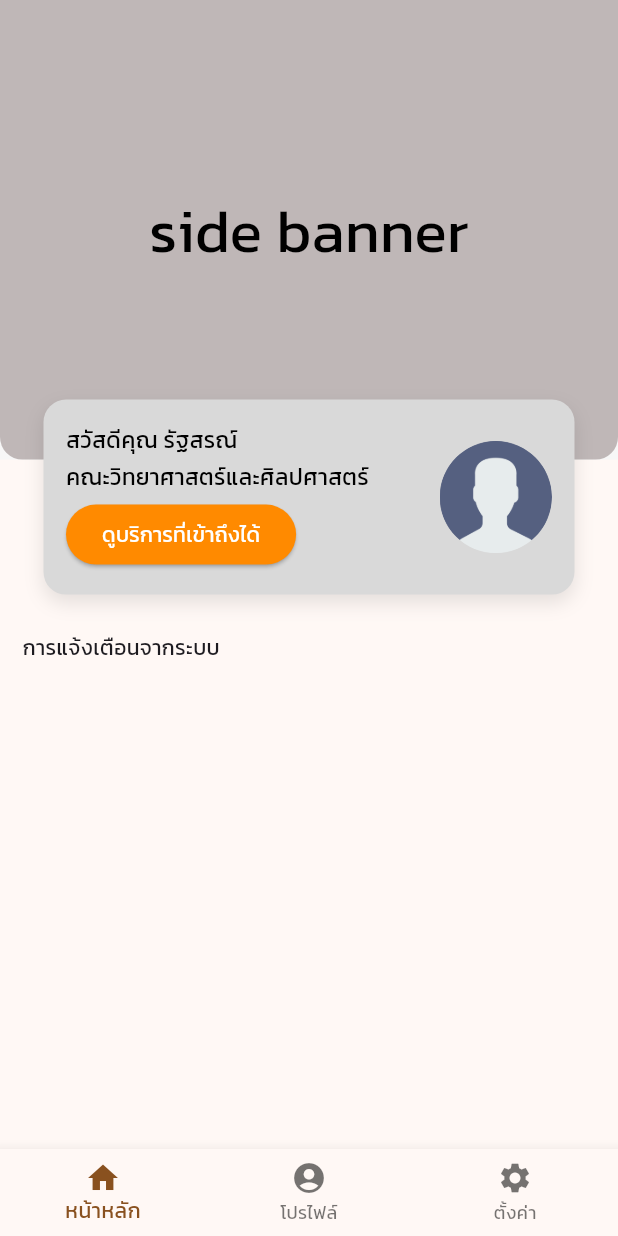
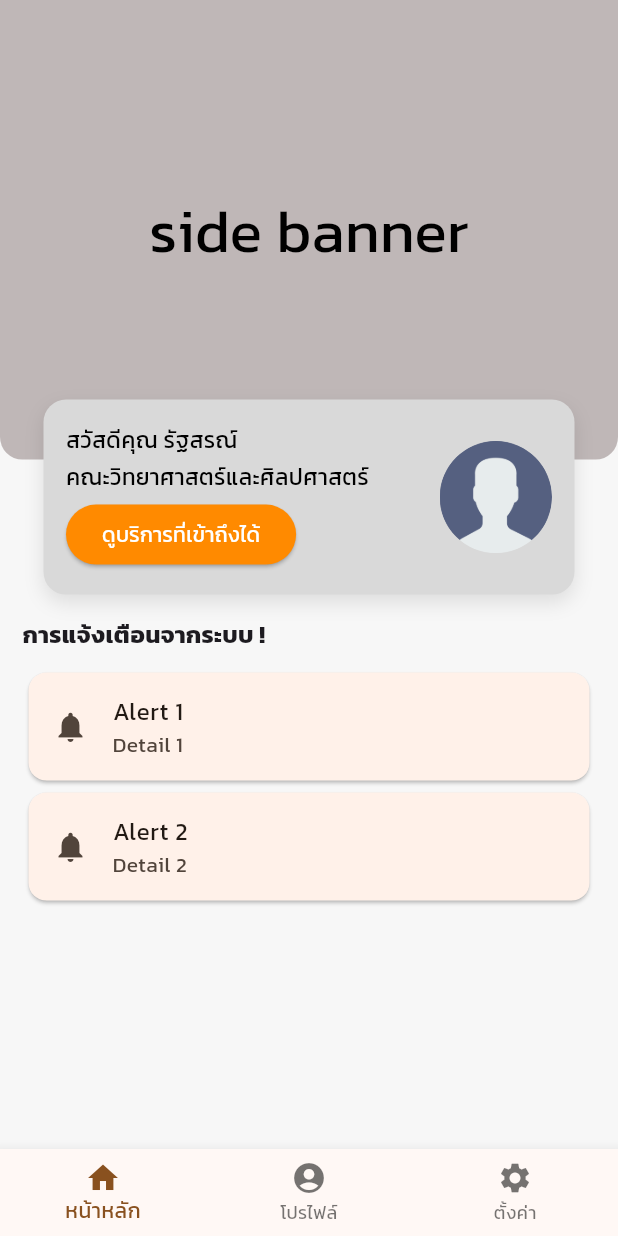
Before and after one commit to TdotShare/mb_rmuti_profile_demo, a Flutter app: the HomePage screen opened by its route, on a phone screen of 412 x 824 dp. Run offline on Flutter 3.47's test engine with Material 3 defaults, Android fonts, the light colour scheme and no system bars; our stand-ins replace barcode_widget, dio; network calls fail.

Commit message:
[edit] update

```diff
--- /dev/null
+++ b/lib/features/home/data/home_repository.dart
@@ -0,0 +1,17 @@
+import 'package:mb_rmuti_profile_demo/features/home/data/models/home_user_notification_list_model.dart';
+
+// ไฟล์: home_repository.dart
+class HomeRepository {
+
+  Future<List<HomeUserNotificationListModel>> getNotificationList() async {
+
+    // **สำคัญ:** เพิ่มความหน่วง 1-2 วินาที เพื่อจำลองการเรียก API
+    await Future.delayed(const Duration(seconds: 1)); // <--- เพิ่มบรรทัดนี้
+
+    return [
+      HomeUserNotificationListModel(title: "Alert 1", detail: "Detail 1"),
+      HomeUserNotificationListModel(title: "Alert 2", detail: "Detail 2"),
+    ];
+  }
+
+}
--- /dev/null
+++ b/lib/features/home/data/models/home_user_notification_list_model.dart
@@ -0,0 +1,19 @@
+
+
+class HomeUserNotificationListModel {
+  final String title;
+  final String detail;
+
+  const HomeUserNotificationListModel({
+    required this.title,
+    required this.detail,
+  });
+
+  // Factory Constructor สำหรับแปลง JSON/Map เป็น Model
+  factory HomeUserNotificationListModel.fromJson(Map<String, dynamic> json) {
+    return HomeUserNotificationListModel(
+      title: json['title'] as String,
+      detail: json['detail'] as String,
+    );
+  }
+}
--- /dev/null
+++ b/lib/features/home/home_controller.dart
@@ -0,0 +1,13 @@
+import 'package:mb_rmuti_profile_demo/features/home/data/home_repository.dart';
+import 'package:mb_rmuti_profile_demo/features/home/data/models/home_user_notification_list_model.dart';
+
+class HomeController {
+  final HomeRepository _repository = HomeRepository();
+
+  Future<List<HomeUserNotificationListModel>> getNotificationList() async {
+
+    final notificationList = await _repository.getNotificationList();
+    return notificationList;
+
+  }
+}
--- a/lib/features/home/presentation/pages/home_page.dart
+++ b/lib/features/home/presentation/pages/home_page.dart
@@ -28,7 +28,11 @@ class _HomePageState extends State<HomePage> {
   Widget _buildOffstageNavigator(int index) {
     late Widget child;
     if (index == 0) {
-      child = HomeContentWidget();
+      // **สำคัญ:** ห่อด้วย SafeArea เพื่อให้ HomeContentWidget ไม่ไปทับ StatusBar/BottomBar
+      child = SafeArea(
+        top: false, // อนุญาตให้ Banner ขึ้นไปถึง StatusBar (ถ้ามี)
+        child: HomeContentWidget(),
+      );
     } else if (index == 1) {
       child = const ProfilePage();
     } else {
--- a/lib/features/home/presentation/widgets/home_content_widget.dart
+++ b/lib/features/home/presentation/widgets/home_content_widget.dart
@@ -1,47 +1,75 @@
+// lib/features/home/presentation/widgets/home_content_widget.dart
+
 import 'package:flutter/material.dart';
+import 'package:mb_rmuti_profile_demo/features/home/data/models/home_user_notification_list_model.dart';
+import 'package:mb_rmuti_profile_demo/features/home/home_controller.dart';
 import 'package:mb_rmuti_profile_demo/features/home/presentation/widgets/home_notif_section_widget.dart';
 import 'package:mb_rmuti_profile_demo/features/home/presentation/widgets/home_side_banner_widget.dart';
 import 'package:mb_rmuti_profile_demo/features/home/presentation/widgets/home_user_profile_card_widget.dart';
 
 class HomeContentWidget extends StatelessWidget {
+  late final HomeController _controller = HomeController();
+
   @override
   Widget build(BuildContext context) {
-    return LayoutBuilder(
+    // ลบ Scaffold ออกไป ใช้ Container ธรรมดาแทน
+    return Container( // <--- ไม่ใช้ Scaffold!
+      color: const Color(0xFFF7F7F7), // พื้นหลังหลัก
+      child: LayoutBuilder(
         builder: (context, constraints) {
-        // กำหนดความสูงของพื้นที่สีเทาเข้ม (Banner Area)
           final double bannerHeightRatio = 0.40;
           final double bannerHeight = constraints.maxHeight * bannerHeightRatio;
+          const double infoCardHeight = 130.0;
+          const double overlapDistance = 40.0;
 
-        // กำหนดความสูงของพื้นที่ข้อมูล (Info Card Area)
-        const double infoCardHeight = 130.0;
-        // ระยะห่างรวมที่ต้องการให้ Info Card อยู่เหนือ Banner (Overlap)
-        const double overlapDistance = 40.0; // กำหนดระยะ Overlap ที่ต้องการ
+          // คำนวณ Top Offset ที่เป็นจุดเริ่มต้นของ Notification Section
+          // ตำแหน่งนี้คือ (ปลาย Banner - ระยะ Overlap) + ความสูง Card
+          final double notifSectionTopOffset = (bannerHeight - overlapDistance) + infoCardHeight + 15;
 
-        final double notiInfoCardHeight = ( bannerHeight - overlapDistance ) + 155.0;
-
-        return Scaffold(
-          body: Container(
-            color: const Color(0xFFF7F7F7), // พื้นหลังหลัก
-            // ใช้ Stack เพื่อให้ Info Card วางซ้อนและ Overlap กับ Banner ได้
-            child: Stack(
-              clipBehavior:
-                  Clip.none, // อนุญาตให้ Widget ออกนอกขอบเขตของ Stack ได้
+          return Stack(
+            clipBehavior: Clip.none,
             children: [
-
-                // 1. พื้นที่ Banner (สีเทาเข้ม) - ต้องอยู่ด้านล่างสุดใน Stack
+              // 1. Banner (อยู่ล่างสุด)
               HomeSideBannerWidget(bannerHeight: bannerHeight),
 
-                // 2. พื้นที่สำหรับ Info Card (สีเทาอ่อน) - ต้องอยู่ด้านบน
-                HomeUserProfileCardWidget( overlapSize : bannerHeight - overlapDistance, infoCardHeight: infoCardHeight,),
+              // 2. Info Card (อยู่ด้านบน)
+              HomeUserProfileCardWidget(
+                  // overlapSize คือ Top ของ Card
+                  overlapSize: bannerHeight - overlapDistance,
+                  infoCardHeight: infoCardHeight),
 
-                // 3. พื้นที่สำหรับ การแจ้งเตือน
-                HomeNotifSectionWidget(notiInfoCardHeight : notiInfoCardHeight)
+              // 3. พื้นที่สำหรับ การแจ้งเตือน (Positioned.fill เพื่อใช้พื้นที่ที่เหลือ)
+              Positioned.fill(
+                top: notifSectionTopOffset,
+                // เนื่องจากห่อด้วย SafeArea ใน HomePage แล้ว จึงไม่จำเป็นต้องกำหนด bottom:
+                child: FutureBuilder<List<HomeUserNotificationListModel>>(
+                  future: _controller.getNotificationList(),
+                  builder: (context, snapshot) {
 
-              ],
+                    if (snapshot.connectionState == ConnectionState.waiting) {
+                      return const Center(child: CircularProgressIndicator());
+                    }
+
+                    if (snapshot.hasError) {
+                      return Center(child: Text('Error: ${snapshot.error}'));
+                    }
+
+                    if (snapshot.hasData && snapshot.data!.isNotEmpty) {
+                      final notifications = snapshot.data!;
+
+                      return HomeNotifSectionWidget(
+                        notifications: notifications,
+                      );
+                    }
+
+                    return const Center(child: Text('ไม่มีการแจ้งเตือน'));
+                  },
                 ),
               ),
+            ],
           );
         },
+      ),
     );
   }
 }
--- a/lib/features/home/presentation/widgets/home_notif_section_widget.dart
+++ b/lib/features/home/presentation/widgets/home_notif_section_widget.dart
@@ -1,26 +1,54 @@
+// lib/features/home/presentation/widgets/home_notif_section_widget.dart
+
 import 'package:flutter/material.dart';
+import 'package:mb_rmuti_profile_demo/features/home/data/models/home_user_notification_list_model.dart';
 
 class HomeNotifSectionWidget extends StatelessWidget {
 
-  final double notiInfoCardHeight;
+  final List<HomeUserNotificationListModel> notifications;
 
-  const HomeNotifSectionWidget({super.key , required this.notiInfoCardHeight});
+  const HomeNotifSectionWidget({
+    super.key,
+    required this.notifications,
+  });
 
   @override
   Widget build(BuildContext context) {
-    return Positioned(
-      top: notiInfoCardHeight,
-      left: 15,
-      right: 15,
+    // **สำคัญ:** ลบ Positioned() ออก และใช้ Padding ครอบ
+    return Padding(
+      padding: const EdgeInsets.symmetric(horizontal: 15),
       child: Column(
         crossAxisAlignment: CrossAxisAlignment.start,
         children: [
-          Text('การแจ้งเตือนจากระบบ'),
-          SizedBox(height: 10,)
+          const Text(
+            'การแจ้งเตือนจากระบบ !',
+            style: TextStyle(fontSize: 16, fontWeight: FontWeight.bold),
+          ),
+          const SizedBox(height: 10),
 
+          // Expanded จะใช้พื้นที่ที่เหลือทั้งหมดใน Positioned.fill
+          Expanded(
+            child: ListView.builder(
+              // ป้องกันไม่ให้ ListView มี Padding ซ้ำกับ SafeArea
+              padding: EdgeInsets.zero,
+              itemCount: notifications.length,
+              itemBuilder: (context, index) {
+                final notification = notifications[index];
+                return Card(
+                  child: ListTile(
+                    leading: const Icon(Icons.notifications),
+                    title: Text(notification.title),
+                    subtitle: Text(notification.detail),
+                    onTap: () {
+                      // Action เมื่อคลิก
+                    },
+                  ),
+                );
+              },
+            ),
+          ),
         ],
       ),
     );
   }
-
 }
```
Also changed, not shown: lib/features/home/data/datasources/home_remote_data_source.dart (deleted, +0 -28 lines), lib/features/home/data/models/notification_model.dart (deleted, +0 -28 lines), lib/features/home/data/repositories/home_repository_impl.dart (deleted, +0 -22 lines), lib/features/home/domain/entities/home_notification_entity.dart (deleted, +0 -12 lines), lib/features/home/domain/repositories/home_repository.dart (deleted, +0 -7 lines), lib/features/home/domain/usecases/get_home_notifications_usecase.dart (deleted, +0 -16 lines), lib/features/home/data/home_service.dart (added). Lines whose indentation alone changed are shown as unchanged.
